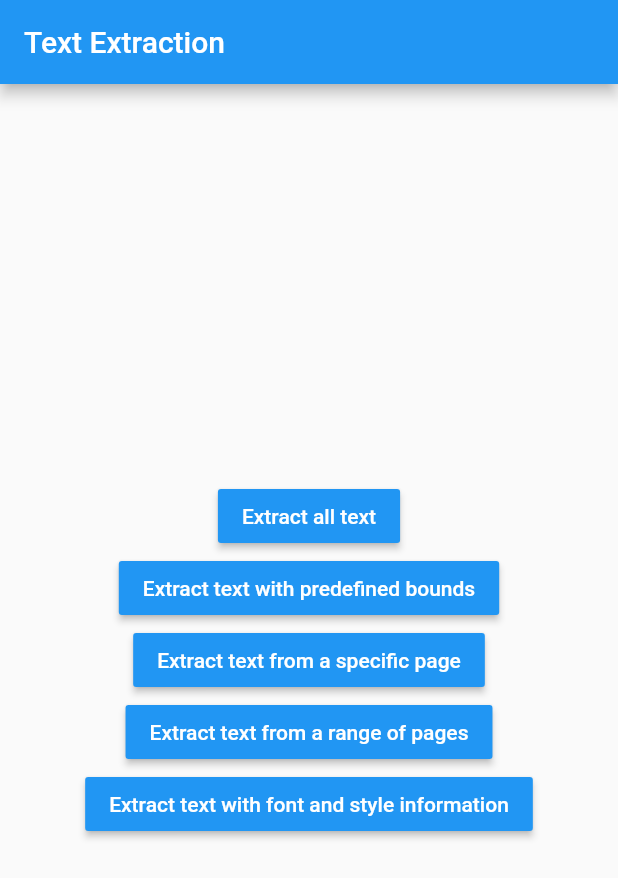
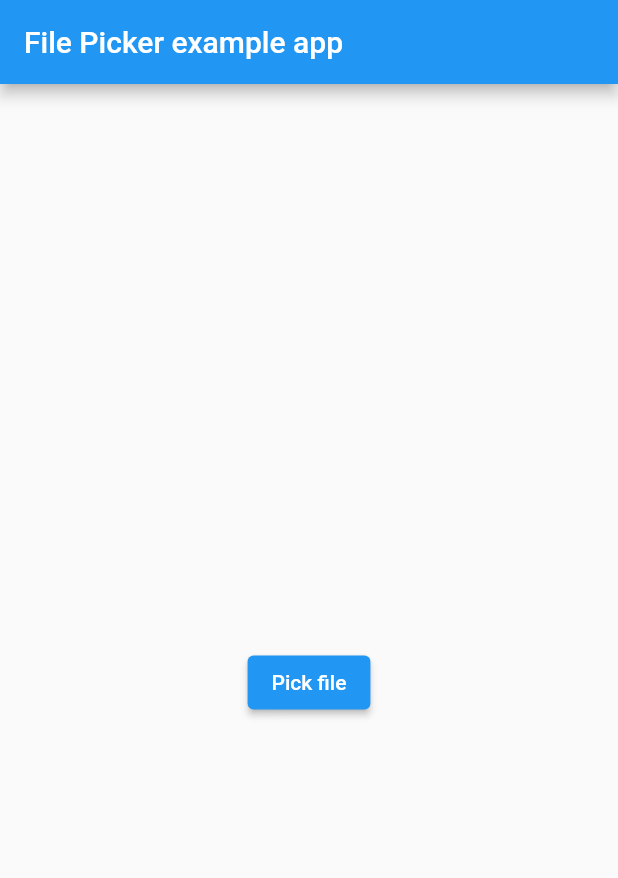
Before and after one commit to SureshPetluri/PDFListner, a Flutter app: the screen it shows after launch, on a phone screen of 412 x 824 dp. Shown: the top 878 px of the screen. Run offline on Flutter 3.47's test engine with Material 2 defaults, Android fonts, the phone set to English and light mode, and no system bars; our stand-ins replace file_picker, flutter_tts; missing offline and left inert: syncfusion_flutter_pdf.

Commit message:
filepicker added

```diff
--- /dev/null
+++ b/lib/file_pick.dart
@@ -0,0 +1,220 @@
+import 'package:file_picker/file_picker.dart';
+import 'package:flutter/foundation.dart';
+import 'package:flutter/material.dart';
+import 'package:flutter/services.dart';
+
+class FilePickerDemo extends StatefulWidget {
+  @override
+  _FilePickerDemoState createState() => _FilePickerDemoState();
+}
+
+class _FilePickerDemoState extends State<FilePickerDemo> {
+  final GlobalKey<ScaffoldState> _scaffoldKey = GlobalKey<ScaffoldState>();
+  final _scaffoldMessengerKey = GlobalKey<ScaffoldMessengerState>();
+  String? _fileName;
+  String? _saveAsFileName;
+  List<PlatformFile>? _paths;
+  String? _directoryPath;
+  String? _extension;
+  bool _isLoading = false;
+  bool _userAborted = false;
+  // bool _multiPick = false;
+  FileType _pickingType = FileType.any;
+  TextEditingController _controller = TextEditingController();
+
+  @override
+  void initState() {
+    super.initState();
+    _controller.addListener(() => _extension = _controller.text);
+  }
+
+  void _pickFiles() async {
+    _resetState();
+    try {
+      _directoryPath = null;
+      _paths = (await FilePicker.platform.pickFiles(
+        type: _pickingType,
+        // allowMultiple: _multiPick,
+        onFileLoading: (FilePickerStatus status) => print("status $status"),
+        allowedExtensions: (_extension?.isNotEmpty ?? false)
+            ? _extension?.replaceAll(' ', '').split(',')
+            : null,
+      ))
+          ?.files;
+      print("_paths_paths   $_paths");
+    } on PlatformException catch (e) {
+      _logException('Unsupported operation' + e.toString());
+    } catch (e) {
+      _logException(e.toString());
+    }
+    if (!mounted) return;
+    setState(() {
+      _isLoading = false;
+      _fileName =
+      _paths != null ? _paths!.map((e) => e.name).toString() : '...';
+      _userAborted = _paths == null;
+      print("_paths_paths   $_paths");
+    });
+  }
+  void _logException(String message) {
+    print(message);
+    _scaffoldMessengerKey.currentState?.hideCurrentSnackBar();
+    _scaffoldMessengerKey.currentState?.showSnackBar(
+      SnackBar(
+        content: Text(message),
+      ),
+    );
+  }
+  /*void _clearCachedFiles() async {
+    _resetState();
+    try {
+      bool? result = await FilePicker.platform.clearTemporaryFiles();
+      ScaffoldMessenger.of(context).showSnackBar(
+        SnackBar(
+          backgroundColor: result! ? Colors.green : Colors.red,
+          content: Text((result
+              ? 'Temporary files removed with success.'
+              : 'Failed to clean temporary files')),
+        ),
+      );
+    } on PlatformException catch (e) {
+      _logException('Unsupported operation' + e.toString());
+    } catch (e) {
+      _logException(e.toString());
+    } finally {
+      setState(() => _isLoading = false);
+    }
+  }*/
+
+  /*void _selectFolder() async {
+    _resetState();
+    try {
+      String? path = await FilePicker.platform.getDirectoryPath();
+      setState(() {
+        _directoryPath = path;
+        _userAborted = path == null;
+      });
+    } on PlatformException catch (e) {
+      _logException('Unsupported operation' + e.toString());
+    } catch (e) {
+      _logException(e.toString());
+    } finally {
+      setState(() => _isLoading = false);
+    }
+  }
+
+  Future<void> _saveFile() async {
+    _resetState();
+    try {
+      String? fileName = await FilePicker.platform.saveFile(
+        allowedExtensions: (_extension?.isNotEmpty ?? false)
+            ? _extension?.replaceAll(' ', '').split(',')
+            : null,
+        type: _pickingType,
+      );
+      setState(() {
+        _saveAsFileName = fileName;
+        _userAborted = fileName == null;
+      });
+    } on PlatformException catch (e) {
+      _logException('Unsupported operation' + e.toString());
+    } catch (e) {
+      _logException(e.toString());
+    } finally {
+      setState(() => _isLoading = false);
+    }
+  }
+
+
+
+  */
+  void _resetState() {
+    if (!mounted) {
+      return;
+    }
+    setState(() {
+       _isLoading = true;
+      _directoryPath = null;
+      _fileName = null;
+      _paths = null;
+      _saveAsFileName = null;
+      _userAborted = false;
+    });
+  }
+  @override
+  Widget build(BuildContext context) {
+    return MaterialApp(
+      scaffoldMessengerKey: _scaffoldMessengerKey,
+      home: Scaffold(
+        key: _scaffoldKey,
+        appBar: AppBar(
+          title: const Text('File Picker example app'),
+        ),
+        body: Center(
+          child: Padding(
+            padding: const EdgeInsets.only(left: 10.0, right: 10.0),
+            child: SingleChildScrollView(
+              child: Column(
+                mainAxisAlignment: MainAxisAlignment.center,
+                children: <Widget>[
+
+
+
+                  Padding(
+                    padding: const EdgeInsets.only(top: 50.0, bottom: 20.0),
+                    child: Column(
+                      children: <Widget>[
+                        ElevatedButton(
+                          onPressed: () {
+                            _pickFiles();
+                            print("_paths onClick");
+                          },
+                          child: Text('Pick file'),
+                        ),
+                      ],
+                    ),
+                  ),
+                  Builder(
+                    builder: (BuildContext context) => _isLoading
+                        ? const Padding(
+                      padding: EdgeInsets.only(bottom: 10.0),
+                      child: CircularProgressIndicator(),
+                    )
+                        : _userAborted
+                        ? const Padding(
+                      padding: EdgeInsets.only(bottom: 10.0),
+                      child: Text(
+                        'User has aborted the dialog',
+                      ),
+                    )
+                        : _directoryPath != null
+                        ? ListTile(
+                      title: const Text('Directory path'),
+                      subtitle: Text(_directoryPath!),
+                    )
+                        : _paths != null
+                        ? Container(
+                      padding:
+                      const EdgeInsets.only(bottom: 30.0),
+                      height:
+                      MediaQuery.of(context).size.height *
+                          0.50,
+                      child: Text(_fileName ?? "")
+
+                    )
+                        : _saveAsFileName != null
+                        ? ListTile(
+                      title: const Text('Save file'),
+                      subtitle: Text(_saveAsFileName!),
+                    )
+                        : const SizedBox(),
+                  ),
+                ],
+              ),
+            ),
+          ),
+        ),
+      ),
+    );
+  }
+}
--- a/lib/main.dart
+++ b/lib/main.dart
@@ -4,6 +4,7 @@ import 'package:flutter/material.dart';
 import 'package:flutter/services.dart';
 import 'package:syncfusion_flutter_pdf/pdf.dart';
 
+import 'file_pick.dart';
 import 'speech_to_text.dart';
 
 void main() {
@@ -20,7 +21,7 @@ class MyApp extends StatelessWidget {
         primarySwatch: Colors.blue,
         visualDensity: VisualDensity.adaptivePlatformDensity,
       ),
-      home: MyHomePage(title: 'Text Extraction'),
+      home: FilePickerDemo(),//MyHomePage(title: 'Text Extraction'),
     );
   }
 }
--- a/pubspec.yaml
+++ b/pubspec.yaml
@@ -38,10 +38,11 @@ dependencies:
   cupertino_icons: ^1.0.2
   syncfusion_flutter_pdf: ^20.3.52
   text_to_speech: ^0.2.3
-  permission_handler: ^10.2.0
+  permission_handler: 9.2.0
 #  keyboard_visibility: ^0.5.6
 #  google_fonts: ^3.0.1
   flutter_tts: ^3.5.3
+  file_picker: 5.1.0
 #  speech_recognition: ^0.3.0
 
 dev_dependencies:
```
Also changed, not shown: lib/fgdg.dart (added, +249 -0 lines), pubspec.lock, 2 other files.
